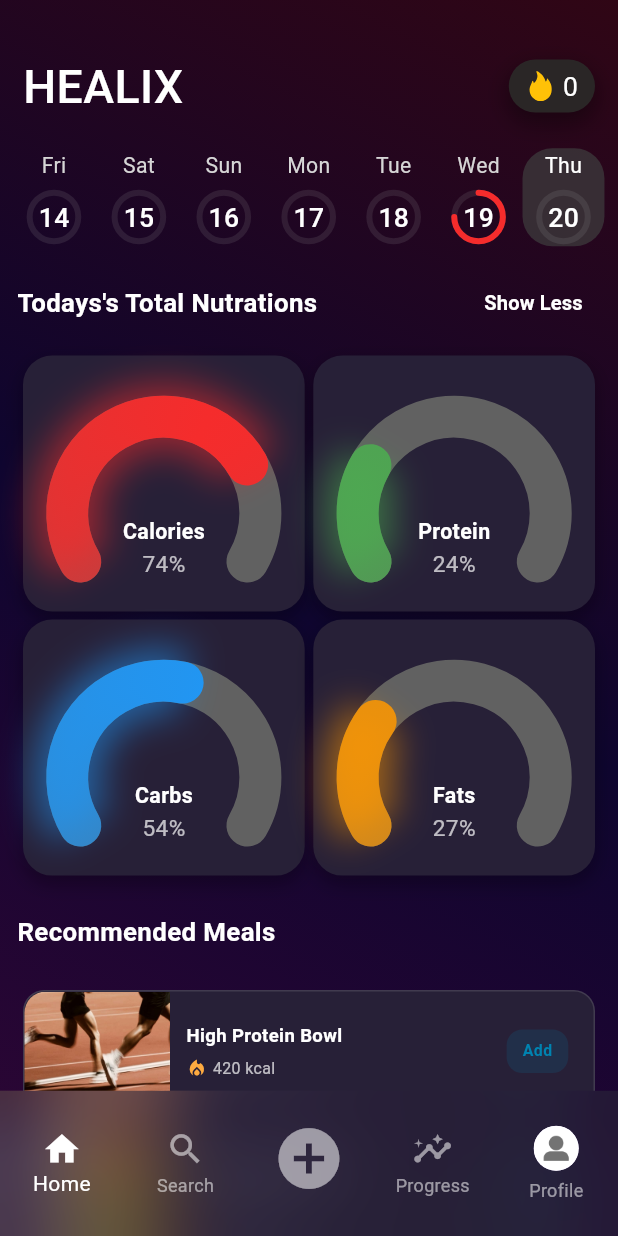
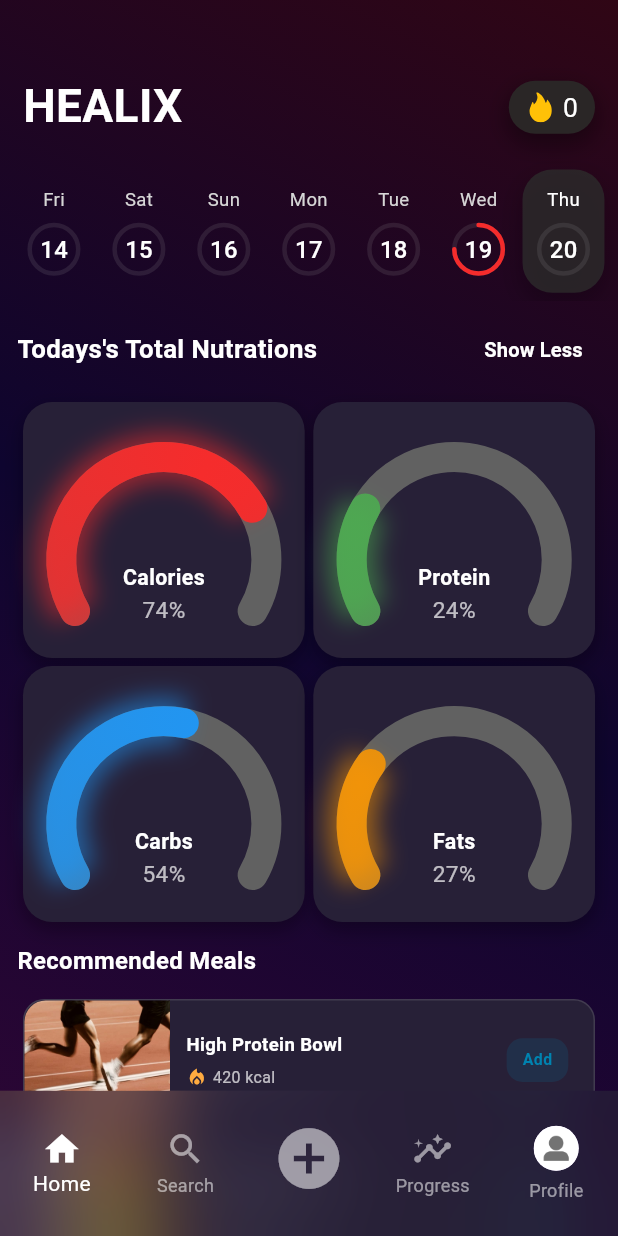
Before and after one commit to ahmednaderahmednader1717-art/HEALIX, a Flutter app: the HomeScreen screen opened directly with empty values, after a tap on "View All", on a phone screen of 412 x 824 dp. Run offline on Flutter 3.47's test engine with Material 3 defaults, Android fonts, the phone set to English and light mode, and no system bars; drawn by our look-alikes of percent_indicator; our stand-ins replace carousel_slider, dio, file_picker, flutter_svg, font_awesome_flutter, gap and 6 more; accounts and stored records are empty.

Commit message:
added some responsiveness and login fixed

```diff
--- a/lib/models/user_info_model.dart
+++ b/lib/models/user_info_model.dart
@@ -12,9 +12,9 @@ class UserInfo {
   DateTime? dateOfBirth;
   String? gender;
   String? bodyType;
-  int? userHeight;
-  int? userWeight;
-  int? userGoalWeight;
+  double? userHeight; // تغيير int? إلى double?
+  double? userWeight; // تغيير int? إلى double?
+  double? userGoalWeight; // تغيير int? إلى double?
 
   UserInfo({
     required this.username,
@@ -30,7 +30,7 @@ class UserInfo {
     this.userGoalWeight,
   });
 
-  // تحويل JSON إلى كائن
+  // تحويل JSON إلى كائن مع علاج النوع
   factory UserInfo.fromJson(Map<String, dynamic> json) {
     return UserInfo(
       username: json['username'] ?? "",
@@ -43,9 +43,9 @@ class UserInfo {
       gender: json['gender'],
       profilePictureUrl: json['profilePictureUrl'],
       bodyType: json['bodyType'],
-      userHeight: json['height'], // متوافق مع الـ backend الحالي
-      userWeight: json['weight'],
-      userGoalWeight: json['goalWeight'],
+      userHeight: (json['height'] as num?)?.toDouble(),
+      userWeight: (json['weight'] as num?)?.toDouble(),
+      userGoalWeight: (json['goalWeight'] as num?)?.toDouble(),
     );
   }
 
@@ -65,7 +65,7 @@ class UserInfo {
     };
   }
 
-  // تحميل أي صورة من الإنترنت بشكل مؤقت (اختياري)
+  // تحميل الصورة من الإنترنت (اختياري)
   static Future<File?> downloadProfileImage(String imageUrl) async {
     try {
       final dio = Dio();
@@ -85,7 +85,7 @@ class UserInfo {
     }
   }
 
-  // رفع صورة البروفايل للإندبوينت الصحيح + تحديث الرابط تلقائياً
+  // رفع صورة البروفايل
   Future<String?> uploadProfilePicture(File imageFile, {String? token}) async {
     final dio = Dio(BaseOptions(baseUrl: 'http://healix.somee.com/api'));
     try {
@@ -122,7 +122,7 @@ class UserInfo {
     }
   }
 
-  // استخراج الرابط من الرد (يدعم Map أو String JSON)
+  // استخراج الرابط من الرد
   String? _extractUrlFromResponse(dynamic responseBody) {
     try {
       if (responseBody is Map<String, dynamic>) {
--- a/lib/views/home/home_screen.dart
+++ b/lib/views/home/home_screen.dart
@@ -52,6 +52,7 @@ class _HomeScreenState extends State<HomeScreen> {
     final scale = min(w, h);
 
     return SafeArea(
+      top: false,
       child: Scaffold(
         extendBody: true,
         body: Stack(
--- a/lib/views/home/views/home_tab.dart
+++ b/lib/views/home/views/home_tab.dart
@@ -78,26 +78,23 @@ class _HomeTabState extends State<HomeTab> {
 
     final bool showActionButton = Nutrient.nutrients.length > defaultGoals;
 
-    return SafeArea(
-      bottom: false,
-      top: true,
-      child: SingleChildScrollView(
+    return SingleChildScrollView(
       physics: const BouncingScrollPhysics(),
-
+      padding: EdgeInsets.symmetric(vertical: 16 * h),
       child: Column(
         crossAxisAlignment: CrossAxisAlignment.start,
         children: [
-            Gap(40 * h),
+          SizedBox(height: 40 * h),
           Padding(
             padding:  EdgeInsets.symmetric(horizontal: 16*w),
             child: Row(
               children: [
                 Text(
                   "HEALIX",
-                    style: GoogleFonts.inriaSans(
-                      fontSize: 35*scale,
+                  style: TextStyle(
                     color: Colors.white,
-                      fontWeight: FontWeight.w500,
+                    fontSize: 32 * w,
+                    fontWeight: FontWeight.bold,
                   ),
                 ),
                 const Spacer(),
@@ -139,7 +136,7 @@ class _HomeTabState extends State<HomeTab> {
               ],
             ),
           ),
-            Gap(16 * h),
+          SizedBox(height: 16*h,),
           DaySelector(
             selectedDay: selectedDay,
             onDaySelected: onDaySelected,
@@ -148,7 +145,7 @@ class _HomeTabState extends State<HomeTab> {
             },
           ),
 
-            Gap(10 * h),
+          SizedBox(height: 10 * h),
           Padding(
             padding:  EdgeInsets.symmetric(horizontal: 12*w),
             child: RowHeader(
@@ -164,7 +161,7 @@ class _HomeTabState extends State<HomeTab> {
               scale: w,
             ),
           ),
-            Gap(12 * h),
+          SizedBox(height: 12 * h),
           Padding(
             padding:  EdgeInsets.symmetric(horizontal: 16*w),
             child: GridView.builder(
@@ -184,45 +181,46 @@ class _HomeTabState extends State<HomeTab> {
                   title: nutrient.name,
                   value: nutrient.value,
                   color: nutrient.color,
-                    scale: h,
+                  scale: scale,
                 );
               },
             ),
           ),
-            Gap(16 * h),
+          SizedBox(height: 16 * h),
           Padding(
             padding:  EdgeInsets.symmetric(horizontal: 12*w),
-              child: RowHeader(
-                title: "Recommended Meals",
-                actionText: "",
-                onAction: null,
-                scale: w,
+            child: Text(
+              "Recommended Meals",
+              style: TextStyle(
+              color: Colors.white,
+              fontSize: 18 * scale,
+              fontWeight: FontWeight.w700,
         ),
       ),
-            Gap(16 * h),
+          ),
+          SizedBox(height: 16 * h),
           Padding(
             padding:  EdgeInsets.symmetric(horizontal: 16*w),
-              child: ListView.separated(
-                physics: const NeverScrollableScrollPhysics(),
-                shrinkWrap: true,
-                itemCount: 5,
-                separatorBuilder: (_, __) => SizedBox(height: 8 * h), // gap صغير
-                itemBuilder: (context, index) {
+            child: Column(
+              children: List.generate(5, (index) {
                 final image = index.isEven
                     ? "assets/covers/IMG_1049.JPG"
                     : "assets/covers/IMG_1050.PNG";
-                  return MealTile(
+                return Padding(
+                  padding: EdgeInsets.only(bottom: index == 4 ? 0 : 8 * h),
+                  child: MealTile(
                     imagePath: image,
                     title: "High Protein Bowl",
                     calories: 420,
                     scale: h,
+                  ),
                 );
-                },
+              }),
+            )
+
           ),
-            ),
-            // احذف أي Gap أو SizedBox كبيرة تحت ListView نهائياً
+          SizedBox(height: kBottomNavigationBarHeight + 40),
         ],
-        ),
       ),
     );
   }
--- a/lib/views/home/views/profile_tab.dart
+++ b/lib/views/home/views/profile_tab.dart
@@ -39,15 +39,13 @@ class ProfileTab extends StatelessWidget {
     final h = screenHeight / baseHeight;
     final scale = min(w, h);
 
-    return SafeArea(
-      top: true,
-      bottom: false,
-      child: SingleChildScrollView(
+    return SingleChildScrollView(
       physics: BouncingScrollPhysics(),
       padding: EdgeInsets.symmetric(horizontal: 16 * w, vertical: 16 * h),
       child: Column(
         crossAxisAlignment: CrossAxisAlignment.start,
         children: [
+          SizedBox(height: 40*h,),
           Text(
             "Profile",
             style: TextStyle(
@@ -301,7 +299,6 @@ class ProfileTab extends StatelessWidget {
 
         ],
       ),
-      ),
     );
   }
 }
--- a/lib/views/home/views/progress_tab.dart
+++ b/lib/views/home/views/progress_tab.dart
@@ -17,9 +17,7 @@ class ProgressTab extends StatelessWidget {
     final scale = min(w, h);
     final double toolbarHeight = 80 * h;
 
-    return Stack(
-      children: [
-        SingleChildScrollView(
+    return SingleChildScrollView(
       padding: EdgeInsets.only(
         left: 16 * w,
         right: 16 * w,
@@ -39,8 +37,6 @@ class ProgressTab extends StatelessWidget {
           ],
         ),
       ),
-        ),
-      ],
     );
   }
 }
--- a/lib/views/home/views/scan_meal_tab.dart
+++ b/lib/views/home/views/scan_meal_tab.dart
@@ -17,9 +17,7 @@ class ScanMealTab extends StatelessWidget {
     final scale = min(w, h);
     final double toolbarHeight = 80 * h;
 
-    return Stack(
-      children: [
-        SingleChildScrollView(
+    return SingleChildScrollView(
       padding: EdgeInsets.only(
         left: 16 * w,
         right: 16 * w,
@@ -39,8 +37,6 @@ class ScanMealTab extends StatelessWidget {
           ],
         ),
       ),
-        ),
-      ],
     );
   }
 }
--- a/lib/views/home/widgets/charts_widget.dart
+++ b/lib/views/home/widgets/charts_widget.dart
@@ -4,6 +4,7 @@ import 'package:gap/gap.dart';
 import 'package:google_fonts/google_fonts.dart';
 import 'package:test_splash/core/app_colors.dart';
 
+// كرت حلقة أبـِل متجاوب مع جميع الأحجام
 class AppleRingCard extends StatefulWidget {
   final String title;
   final double value;
@@ -69,6 +70,11 @@ class _AppleRingCardState extends State<AppleRingCard>
         final cardHeight = constraints.maxHeight;
         final internalScale = (cardWidth / 180).clamp(0.75, 1.1);
 
+        // اجعل السمك دائمًا ثابت (20) أو نسبة من العرض
+        final ringDiameter = cardWidth * (0.80 * internalScale);
+        final ringStroke =
+            20.0; // ثابت مهما تغير الحجم (يمكنك تغييره لنسبة: max(8.0, ringDiameter * 0.10);)
+
         return Container(
           decoration: BoxDecoration(
             color: AppColors.ContainerColor,
@@ -90,12 +96,13 @@ class _AppleRingCardState extends State<AppleRingCard>
                 builder: (context, _) {
                   return CustomPaint(
                     size: Size(
-                      cardWidth * (0.80 * internalScale), // زودنا العرض
-                      cardHeight * (0.40 * internalScale), // زودنا الطول
+                      ringDiameter,
+                      cardHeight * (0.40 * internalScale),
                     ),
                     painter: AppleBottomLabelRingPainter(
                       progress: _animation.value,
                       color: widget.color,
+                      strokeWidth: ringStroke,
                     ),
                   );
                 },
@@ -132,15 +139,20 @@ class _AppleRingCardState extends State<AppleRingCard>
   }
 }
 
+/// رسمة الحلقة السفلية مع اللـabel، متجاوبة مع كل الأحجام
 class AppleBottomLabelRingPainter extends CustomPainter {
   final double progress;
   final Color color;
+  final double strokeWidth;
 
-  AppleBottomLabelRingPainter({required this.progress, required this.color});
+  AppleBottomLabelRingPainter({
+    required this.progress,
+    required this.color,
+    required this.strokeWidth,
+  });
 
   @override
   void paint(Canvas canvas, Size size) {
-    final strokeWidth = 28.0; // زودنا السمك
     final center = Offset(size.width / 2, size.height);
     final radius = size.width / 2 - strokeWidth / 2;
 
@@ -178,8 +190,8 @@ class AppleBottomLabelRingPainter extends CustomPainter {
     final glowPaint = Paint()
       ..color = color.withOpacity(0.55)
       ..style = PaintingStyle.stroke
-      ..strokeWidth = strokeWidth + 16
-      ..maskFilter = const MaskFilter.blur(BlurStyle.normal, 12);
+      ..strokeWidth = strokeWidth + 12
+      ..maskFilter = const MaskFilter.blur(BlurStyle.normal, 8);
 
     final sweepFilled = totalAngle * progress;
 
--- a/lib/views/home/widgets/day_selector.dart
+++ b/lib/views/home/widgets/day_selector.dart
@@ -1,3 +1,4 @@
+import 'dart:math';
 import 'package:flutter/material.dart';
 import 'package:percent_indicator/circular_percent_indicator.dart';
 
@@ -52,14 +53,16 @@ class _DaySelectorState extends State<DaySelector> {
   Widget build(BuildContext context) {
     final screenWidth = MediaQuery.of(context).size.width;
     final screenHeight = MediaQuery.of(context).size.height;
+
     const baseWidth = 430.0;
     const baseHeight = 932.0;
+
     final w = screenWidth / baseWidth;
     final h = screenHeight / baseHeight;
-    final scale = w < h ? w : h;
+    final scale = min(w, h);
 
     return SizedBox(
-      height: 86 * h,
+      height: 105 * h,
       child: PageView.builder(
         physics: const BouncingScrollPhysics(),
         controller: _pageController,
@@ -87,14 +90,9 @@ class _DaySelectorState extends State<DaySelector> {
               // ألوان الخلفية حسب الحالة
               Color bgColor;
               if (isSelected) {
-                bgColor = const Color.fromARGB(
-                  255,
-                  62,
-                  62,
-                  62,
-                ).withOpacity(0.70);
+                bgColor = const Color.fromARGB(255, 44, 43, 43).withOpacity(0.80);
               } else if (isToday) {
-                bgColor = Colors.white.withOpacity(.15);
+                bgColor = const Color.fromARGB(255, 168, 168, 168).withOpacity(.15);
               } else {
                 bgColor = Colors.white.withOpacity(0);
               }
@@ -137,6 +135,16 @@ class _DaySelectorState extends State<DaySelector> {
                   decoration: BoxDecoration(
                     color: bgColor,
                     borderRadius: BorderRadius.circular(20),
+                    boxShadow: isSelected
+                        ? [
+                            BoxShadow(
+                              color: Colors.black.withOpacity(0.25),
+                              blurRadius: 14,
+                              spreadRadius: 1,
+                              offset: const Offset(0, 7), // ظل للأسفل قليلا
+                            ),
+                          ]
+                        : [],
                   ),
                   child: Column(
                     mainAxisAlignment: MainAxisAlignment.center,
@@ -146,14 +154,14 @@ class _DaySelectorState extends State<DaySelector> {
                         style: TextStyle(
                           color: labelColor,
                           fontWeight: FontWeight.w400,
-                          fontSize: 16 * h,
+                          fontSize: 14 * scale,
                         ),
                       ),
                       SizedBox(height: 7 * h),
                       CircularPercentIndicator(
-                        radius: 19 * w,
+                        radius: 20 * scale,
                         percent: caloriesPercent.clamp(0.0, 1.0),
-                        lineWidth: 4,
+                        lineWidth: 3,
                         animation: true,
                         circularStrokeCap: CircularStrokeCap.round,
                         backgroundColor: Colors.grey.withOpacity(0.15),
@@ -162,7 +170,7 @@ class _DaySelectorState extends State<DaySelector> {
                           day.day.toString(),
                           style: TextStyle(
                             color: dateColor,
-                            fontSize: 20 * scale,
+                            fontSize: 18 * scale,
                             fontWeight: FontWeight.w500,
                           ),
                         ),
--- a/lib/views/home/widgets/profile_card_group.dart
+++ b/lib/views/home/widgets/profile_card_group.dart
@@ -17,27 +17,41 @@ class ProfileCardGroup extends StatelessWidget {
   @override
   Widget build(BuildContext context) {
     return Column(
-      children: List.generate(items.length, (i) {
+      children: List.generate(items.length * 2 - 1, (i) {
+        // حتى (0, 2, 4, ...) كروت - باقي (1, 3, 5, ...) Dividers
+        if (i.isEven) {
+          final idx = i ~/ 2;
           return InkWell(
             borderRadius: BorderRadius.vertical(
-            top: Radius.circular(i == 0 ? 20 : 0),
-            bottom: Radius.circular(i == items.length - 1 ? 20 : 0),
+              top: Radius.circular(idx == 0 ? 20 : 0),
+              bottom: Radius.circular(idx == items.length - 1 ? 20 : 0),
             ),
-          onTap: items[i].onTap,
+            onTap: items[idx].onTap,
             child: Container(
               decoration: BoxDecoration(
                 color: AppColors.ContainerColor,
                 borderRadius: BorderRadius.vertical(
-                top: Radius.circular(i == 0 ? 20 : 0),
-                bottom: Radius.circular(i == items.length - 1 ? 20 : 0),
+                  top: Radius.circular(idx == 0 ? 20 : 0),
+                  bottom: Radius.circular(idx == items.length - 1 ? 20 : 0),
                 ),
               ),
-            child: _buildCard(items[i], w, h),
+              child: _buildCard(items[idx], w, h),
             ),
           );
+        } else {
+          // Divider بين الكروت فقط
+          return Divider(
+            endIndent: 20,
+            indent: 20,
+            height: 0,
+            thickness: 1 * h,
+            color: Colors.grey.withOpacity(0.35),
+          );
+        }
       }),
     );
   }
+
 
   Widget _buildCard(ProfileCardItem item, double w, double h) {
     return Container(
--- a/lib/views/home/widgets/row_header.dart
+++ b/lib/views/home/widgets/row_header.dart
@@ -1,5 +1,4 @@
 import 'package:flutter/material.dart';
-import 'package:test_splash/core/app_colors.dart';
 
 class RowHeader extends StatelessWidget {
   final String title;
@@ -16,6 +15,7 @@ class RowHeader extends StatelessWidget {
   @override
   Widget build(BuildContext context) {
     return Row(
+      mainAxisSize: MainAxisSize.min,
       children: [
         Text(
           title,
--- a/pubspec.yaml
+++ b/pubspec.yaml
@@ -27,7 +27,8 @@ dependencies:
   curved_labeled_navigation_bar: ^2.0.6
   http: ^1.5.0
   image_picker: ^1.0.7
-  file_picker: ^6.1.1
+  file_picker: ^10.3.6
+
   dotted_border: ^2.0.0
   percent_indicator: ^4.2.2
   universal_platform: ^1.0.0+1 # لمعرفة النظام الحالي
```
Also changed, not shown: lib/views/auth/multi_step_signup_page.dart (+24 -22 lines), pubspec.lock, 23 other files. Lines whose indentation alone changed are shown as unchanged.
